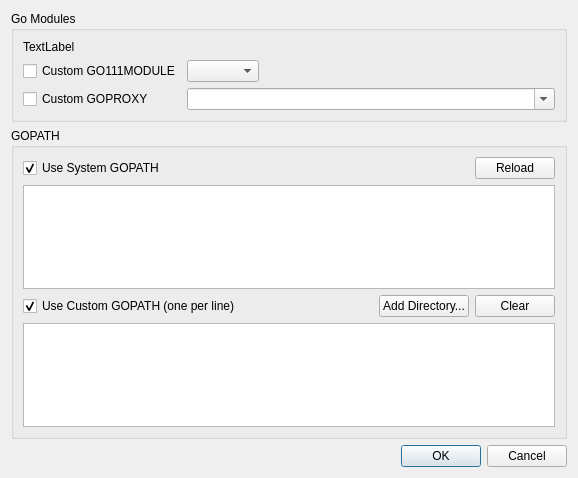
Above: liteidex/src/plugins/golangpackage/setupgopathdialog.ui from visualfc/liteide before the change. Below: the same form after it.
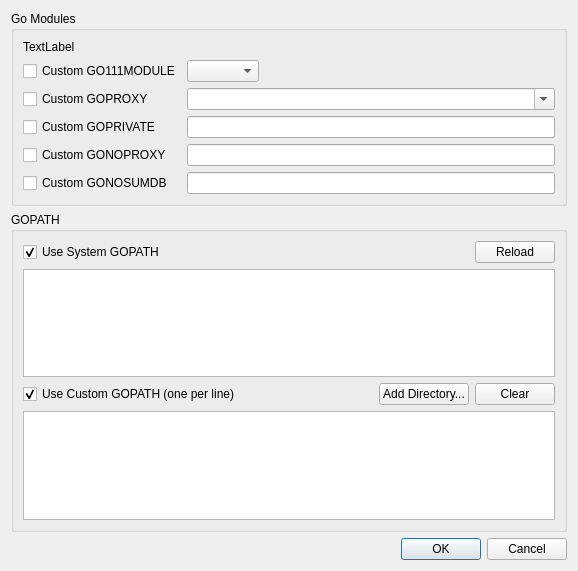
That is the form after the change.

Commit message: golangpackage,liteenv: add GOPRIVATE,GONOPROXY,GONOSUMDB

The edit to the form file:
```diff
--- a/liteidex/src/plugins/golangpackage/setupgopathdialog.ui
+++ b/liteidex/src/plugins/golangpackage/setupgopathdialog.ui
@@ -7,7 +7,7 @@
     <x>0</x>
     <y>0</y>
     <width>578</width>
-    <height>478</height>
+    <height>571</height>
    </rect>
   </property>
   <property name="windowTitle">
@@ -29,13 +29,17 @@
       </item>
       <item>
        <layout class="QGridLayout" name="gridLayout">
-        <item row="0" column="1">
-         <widget class="QComboBox" name="cmbGoModule"/>
+        <item row="2" column="0">
+         <widget class="QCheckBox" name="chkUseGoPrivate">
+          <property name="text">
+           <string>Custom GOPRIVATE</string>
+          </property>
+         </widget>
         </item>
-        <item row="0" column="0">
-         <widget class="QCheckBox" name="chkUseGoModule">
+        <item row="3" column="0">
+         <widget class="QCheckBox" name="chkUseGoNoProxy">
           <property name="text">
-           <string>Custom GO111MODULE</string>
+           <string>Custom GONOPROXY</string>
           </property>
          </widget>
         </item>
@@ -46,7 +50,7 @@
           </property>
           <property name="sizeHint" stdset="0">
            <size>
-            <width>40</width>
+            <width>20</width>
             <height>20</height>
            </size>
           </property>
@@ -59,6 +63,9 @@
           </property>
          </widget>
         </item>
+        <item row="0" column="1">
+         <widget class="QComboBox" name="cmbGoModule"/>
+        </item>
         <item row="1" column="1" colspan="2">
          <widget class="QComboBox" name="cmbGoProxy">
           <property name="editable">
@@ -66,6 +73,33 @@
           </property>
          </widget>
         </item>
+        <item row="2" column="1" colspan="2">
+         <widget class="QLineEdit" name="editGoPrivate">
+          <property name="enabled">
+           <bool>true</bool>
+          </property>
+         </widget>
+        </item>
+        <item row="0" column="0">
+         <widget class="QCheckBox" name="chkUseGoModule">
+          <property name="text">
+           <string>Custom GO111MODULE</string>
+          </property>
+         </widget>
+        </item>
+        <item row="4" column="0">
+         <widget class="QCheckBox" name="chkUseGoNoSumdb">
+          <property name="text">
+           <string>Custom GONOSUMDB</string>
+          </property>
+         </widget>
+        </item>
+        <item row="3" column="1" colspan="2">
+         <widget class="QLineEdit" name="editGoNoProxy"/>
+        </item>
+        <item row="4" column="1" colspan="2">
+         <widget class="QLineEdit" name="editGoNoSumdb"/>
+        </item>
        </layout>
       </item>
      </layout>
```
The commit also changes 5 other files.
